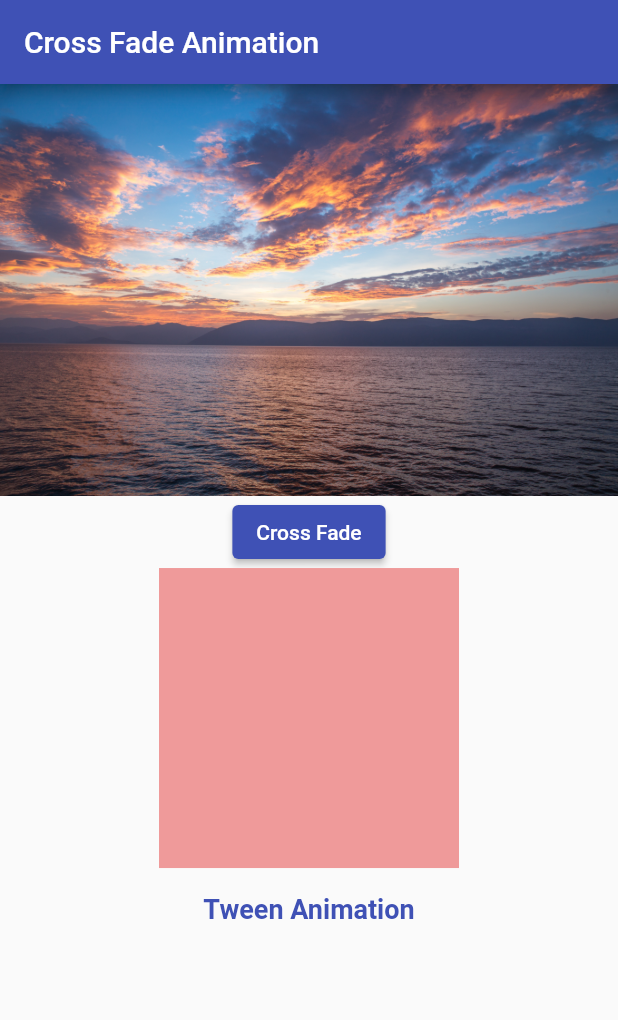
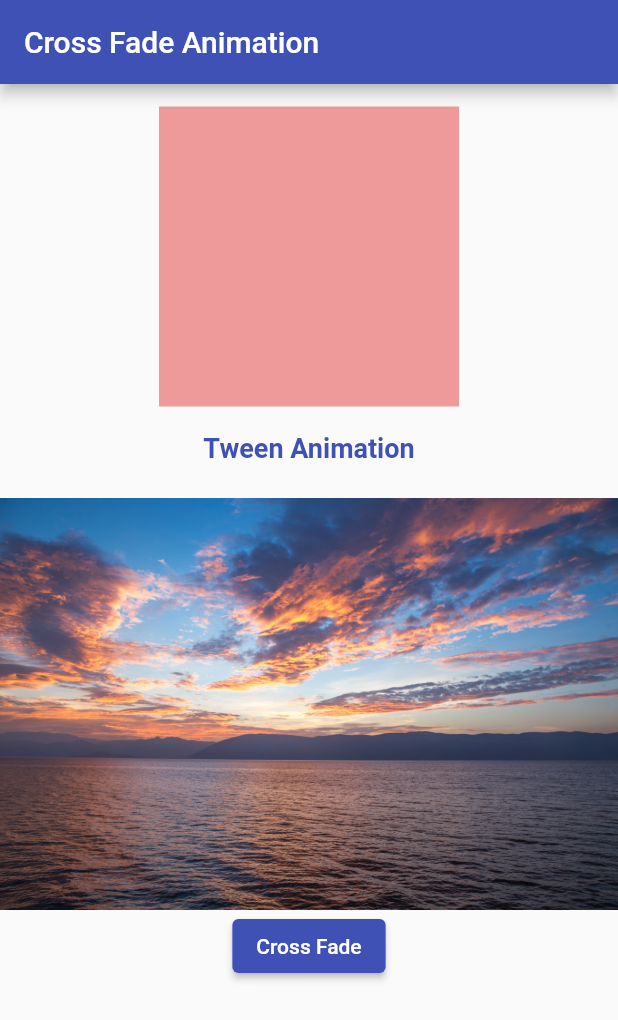
Before and after one commit to Mishalzahra28/bytewise-fellowship, a Flutter app: the screen it shows after launch, on a phone screen of 412 x 824 dp. Shown: the top 1020 px of the screen. Run offline on Flutter 3.47's test engine with Material 2 defaults, Android fonts, the phone set to English and light mode, and no system bars; our stand-ins replace flutter_slidable, hive_flutter; accounts and stored records are empty.

Commit message:
flutter animations

```diff
--- a/task_9/lib/utils/TweenAnimate.dart
+++ b/task_9/lib/utils/TweenAnimate.dart
@@ -20,7 +20,7 @@ class _TweenAnimateState extends State<TweenAnimate>
         AnimationController(vsync: this, duration: Duration(seconds: 5));
     animation = Tween(begin: 0.0, end: 200.0).animate(animationController);
     colorAnimation =
-        ColorTween(begin: Colors.blue.shade700, end: Colors.red.shade200)
+        ColorTween(begin: Colors.indigo.shade200, end: Colors.red.shade200)
             .animate(animationController);
     animationController.addListener(() {
       print(animation.value);
@@ -33,7 +33,9 @@ class _TweenAnimateState extends State<TweenAnimate>
 
   @override
   Widget build(BuildContext context) {
-    return Column(
+    return Padding(
+      padding: const EdgeInsets.all(15.0),
+      child: Column(
         children: [
           Container(
             width: animation.value,
@@ -52,6 +54,7 @@ class _TweenAnimateState extends State<TweenAnimate>
             ),
           )
         ],
+      ),
     );
   }
 }
--- a/task_9/lib/view/homepage.dart
+++ b/task_9/lib/view/homepage.dart
@@ -20,7 +20,7 @@ class _MyHomePageState extends State<MyHomePage> {
       ),
       body: Center(
           child: Column(
-        children: [CrossFade(), TweenAnimate()],
+        children: [TweenAnimate(), CrossFade()],
       )),
     );
   }
```
Lines whose indentation alone changed are shown as unchanged.
